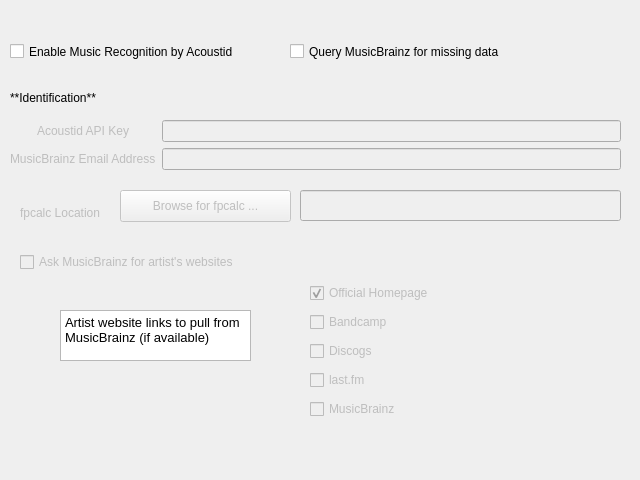
Before: the Qt Designer form nowplaying/resources/recognition_acoustidmb_ui.ui in e1miran/Now-Playing-Serato, drawn with Qt 5.
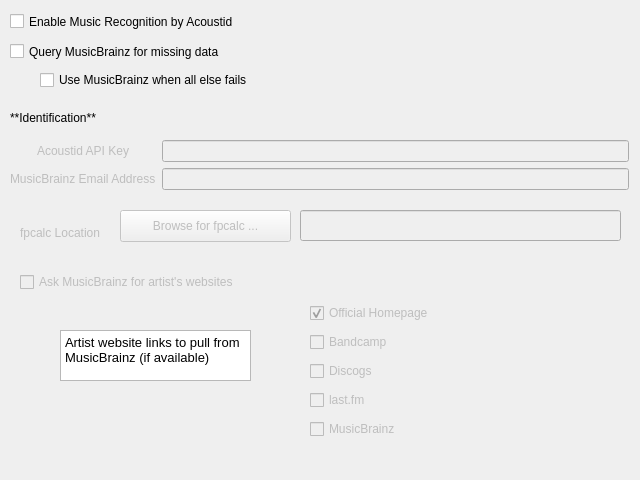
After: the same form once the commit is applied.

Commit message: Allow musicbrainz w/only artist + title (#781)

Patch:
```diff
--- a/nowplaying/resources/recognition_acoustidmb_ui.ui
+++ b/nowplaying/resources/recognition_acoustidmb_ui.ui
@@ -23,7 +23,7 @@
    <property name="geometry">
     <rect>
      <x>10</x>
-     <y>90</y>
+     <y>110</y>
      <width>311</width>
      <height>16</height>
     </rect>
@@ -39,8 +39,8 @@
    <property name="geometry">
     <rect>
      <x>10</x>
-     <y>120</y>
-     <width>611</width>
+     <y>140</y>
+     <width>619</width>
      <height>71</height>
     </rect>
    </property>
@@ -106,7 +106,7 @@
    <property name="geometry">
     <rect>
      <x>10</x>
-     <y>40</y>
+     <y>10</y>
      <width>251</width>
      <height>23</height>
     </rect>
@@ -122,7 +122,7 @@
    <property name="geometry">
     <rect>
      <x>20</x>
-     <y>200</y>
+     <y>220</y>
      <width>98</width>
      <height>25</height>
     </rect>
@@ -138,7 +138,7 @@
    <property name="geometry">
     <rect>
      <x>300</x>
-     <y>190</y>
+     <y>210</y>
      <width>321</width>
      <height>31</height>
     </rect>
@@ -157,7 +157,7 @@
    <property name="geometry">
     <rect>
      <x>120</x>
-     <y>190</y>
+     <y>210</y>
      <width>171</width>
      <height>32</height>
     </rect>
@@ -170,7 +170,7 @@
    <property name="geometry">
     <rect>
      <x>310</x>
-     <y>280</y>
+     <y>300</y>
      <width>191</width>
      <height>146</height>
     </rect>
@@ -235,7 +235,7 @@
    <property name="geometry">
     <rect>
      <x>60</x>
-     <y>310</y>
+     <y>330</y>
      <width>191</width>
      <height>51</height>
     </rect>
@@ -247,8 +247,8 @@
 hr { height: 1px; border-width: 0; }
 li.unchecked::marker { content: &quot;\2610&quot;; }
 li.checked::marker { content: &quot;\2612&quot;; }
-&lt;/style&gt;&lt;/head&gt;&lt;body style=&quot; font-family:'Sans'; font-size:10pt; font-weight:400; font-style:normal;&quot;&gt;
-&lt;p style=&quot; margin-top:0px; margin-bottom:0px; margin-left:0px; margin-right:0px; -qt-block-indent:0; text-indent:0px;&quot;&gt;Artist website links to pull from MusicBrainz (if available)&lt;/p&gt;&lt;/body&gt;&lt;/html&gt;</string>
+&lt;/style&gt;&lt;/head&gt;&lt;body style=&quot; font-family:'.AppleSystemUIFont'; font-size:13pt; font-weight:400; font-style:normal;&quot;&gt;
+&lt;p style=&quot; margin-top:0px; margin-bottom:0px; margin-left:0px; margin-right:0px; -qt-block-indent:0; text-indent:0px;&quot;&gt;&lt;span style=&quot; font-family:'Sans'; font-size:10pt;&quot;&gt;Artist website links to pull from MusicBrainz (if available)&lt;/span&gt;&lt;/p&gt;&lt;/body&gt;&lt;/html&gt;</string>
    </property>
   </widget>
   <widget class="QCheckBox" name="websites_checkbox">
@@ -258,7 +258,7 @@
    <property name="geometry">
     <rect>
      <x>20</x>
-     <y>250</y>
+     <y>270</y>
      <width>261</width>
      <height>24</height>
     </rect>
@@ -273,7 +273,7 @@
   <widget class="QCheckBox" name="musicbrainz_checkbox">
    <property name="geometry">
     <rect>
-     <x>290</x>
+     <x>10</x>
      <y>40</y>
      <width>251</width>
      <height>23</height>
@@ -283,6 +283,19 @@
     <string>Query MusicBrainz for missing data</string>
    </property>
   </widget>
+  <widget class="QCheckBox" name="mb_fallback_checkbox">
+   <property name="geometry">
+    <rect>
+     <x>40</x>
+     <y>70</y>
+     <width>261</width>
+     <height>20</height>
+    </rect>
+   </property>
+   <property name="text">
+    <string>Use MusicBrainz when all else fails</string>
+   </property>
+  </widget>
  </widget>
  <resources/>
  <connections>
```
Left out of the diff: 16 changed lines with no effect on the pictures. The commit also changes 4 other files.
